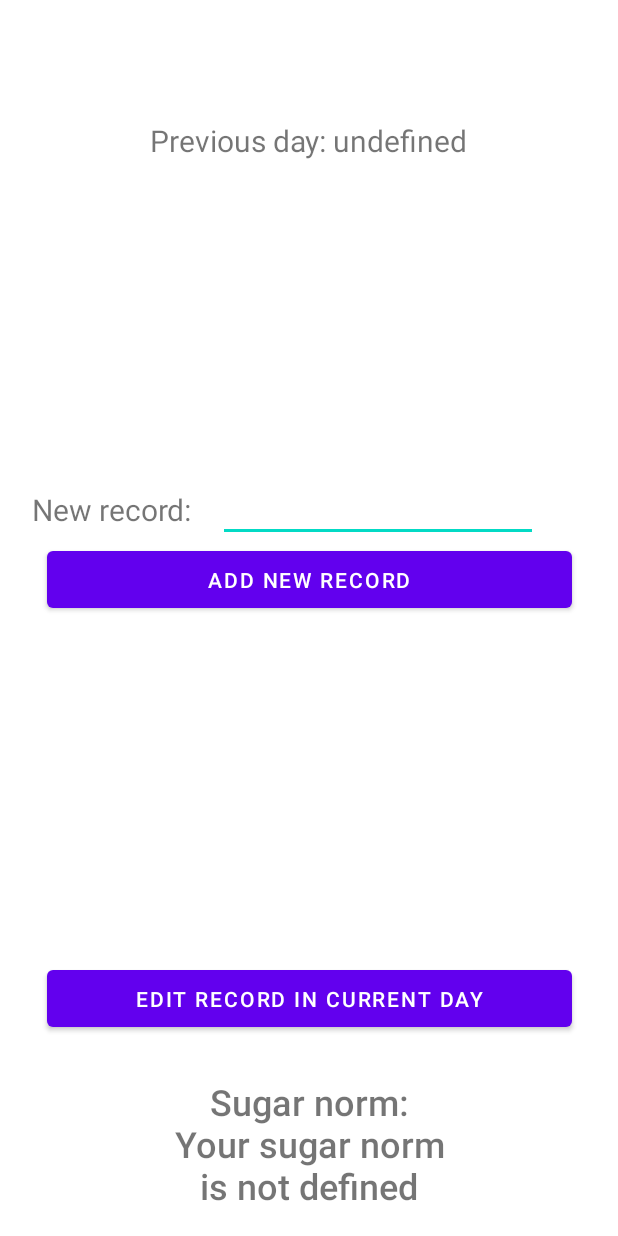
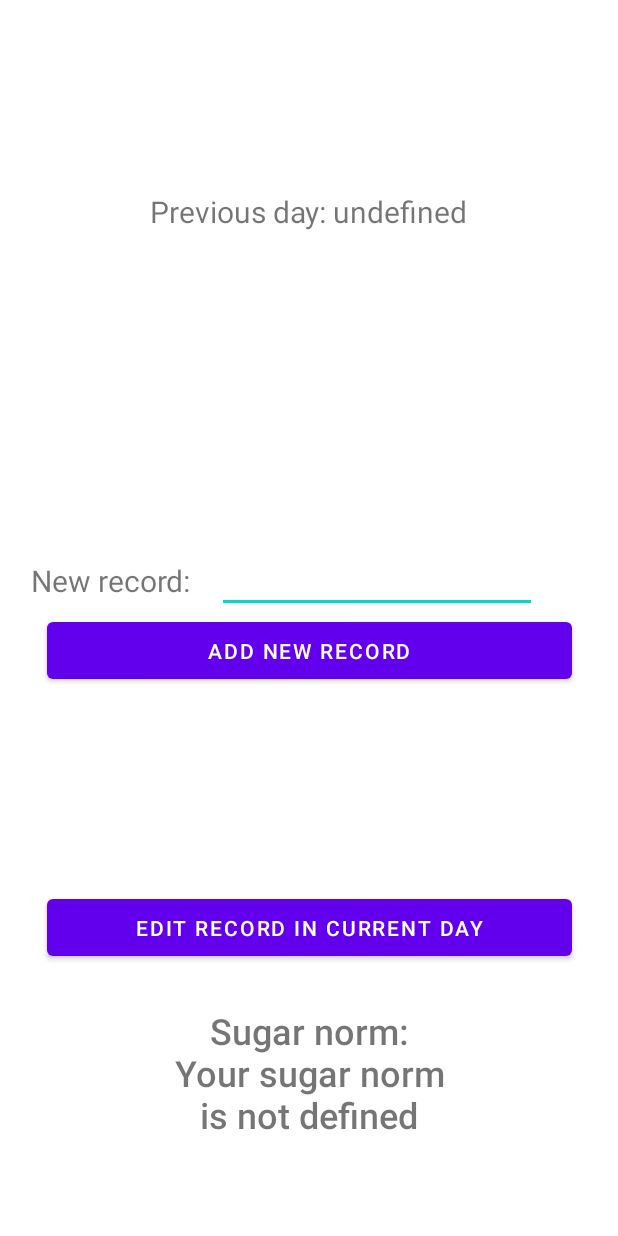
Before and after one commit to TheSawIsTheLaw/SugarEatenController, an Android app: the screen it shows after launch (MainActivity), on a phone screen of 412 x 824 dp. Run offline under Robolectric (Android 15) with nearby library versions, the light colour scheme and no system bars.

Commit message:
ADD: binding, fragments and new layout

```diff
--- a/SugarEatenController/app/build.gradle
+++ b/SugarEatenController/app/build.gradle
@@ -29,6 +29,9 @@ android {
     kotlinOptions {
         jvmTarget = '1.8'
     }
+    buildFeatures {
+        viewBinding = true
+    }
 }
 
 dependencies {
--- /dev/null
+++ b/SugarEatenController/app/src/main/java/com/example/sugareatencontroller/MainMenu.kt
@@ -0,0 +1,34 @@
+package com.example.sugareatencontroller
+
+import android.os.Bundle
+import androidx.fragment.app.Fragment
+import android.view.LayoutInflater
+import android.view.View
+import android.view.ViewGroup
+import androidx.navigation.Navigation
+import com.example.sugareatencontroller.databinding.FragmentMainMenuBinding
+
+class MainMenu : Fragment()
+{
+    lateinit var binding: FragmentMainMenuBinding
+
+    override fun onCreate(savedInstanceState: Bundle?)
+    {
+        super.onCreate(savedInstanceState)
+    }
+
+    override fun onCreateView(
+        inflater: LayoutInflater, container: ViewGroup?,
+        savedInstanceState: Bundle?
+    ): View?
+    {
+        binding = FragmentMainMenuBinding.inflate(layoutInflater)
+
+        binding.EditCurrentDayButton.setOnClickListener {
+            Navigation.findNavController(requireView())
+                .navigate(R.id.action_mainMenu_to_changeRecord)
+        }
+
+        return binding.root
+    }
+}
--- a/SugarEatenController/app/src/main/res/layout/activity_main.xml
+++ b/SugarEatenController/app/src/main/res/layout/activity_main.xml
@@ -6,84 +6,16 @@
     android:layout_height="match_parent"
     tools:context=".MainActivity">
 
-    <TextView
-        android:id="@+id/sugarNorm"
-        android:layout_width="194dp"
-        android:layout_height="106dp"
-        android:fontFamily="sans-serif-medium"
-        android:text="@string/sugar_norm"
-        android:textAlignment="center"
-        android:textSize="24sp"
-        android:typeface="normal"
+    <androidx.fragment.app.FragmentContainerView
+        android:id="@+id/fragmentContainerView"
+        android:name="androidx.navigation.fragment.NavHostFragment"
+        android:layout_width="409dp"
+        android:layout_height="729dp"
+        app:defaultNavHost="true"
         app:layout_constraintBottom_toBottomOf="parent"
         app:layout_constraintEnd_toEndOf="parent"
         app:layout_constraintHorizontal_bias="0.5"
-        app:layout_constraintStart_toStartOf="parent" />
-
-    <TextView
-        android:id="@+id/prevDayInfo"
-        android:layout_width="303dp"
-        android:layout_height="33dp"
-        android:layout_marginTop="80dp"
-        android:text="@string/previous_day"
-        android:textAlignment="center"
-        android:textSize="20sp"
-        android:typeface="normal"
-        app:layout_constraintEnd_toEndOf="parent"
-        app:layout_constraintHorizontal_bias="0.498"
         app:layout_constraintStart_toStartOf="parent"
-        app:layout_constraintTop_toTopOf="parent" />
-
-    <TextView
-        android:id="@+id/newRecordLabel"
-        android:layout_width="wrap_content"
-        android:layout_height="wrap_content"
-        android:layout_marginEnd="17dp"
-        android:layout_marginBottom="8dp"
-        android:text="@string/new_record_label"
-        android:textSize="20sp"
-        app:layout_constraintBottom_toBottomOf="@+id/newRecordValueInput"
-        app:layout_constraintEnd_toStartOf="@+id/newRecordValueInput"
-        app:layout_constraintHorizontal_bias="1.0"
-        app:layout_constraintStart_toStartOf="parent" />
-
-    <EditText
-        android:id="@+id/newRecordValueInput"
-        android:layout_width="wrap_content"
-        android:layout_height="wrap_content"
-        android:layout_marginTop="200dp"
-        android:layout_marginEnd="4dp"
-        android:ems="10"
-        android:importantForAutofill="no"
-        android:inputType="number"
-        android:minHeight="48dp"
-        app:layout_constraintEnd_toEndOf="parent"
-        app:layout_constraintHorizontal_bias="0.746"
-        app:layout_constraintStart_toStartOf="parent"
-        app:layout_constraintTop_toBottomOf="@+id/prevDayInfo"
-        tools:ignore="SpeakableTextPresentCheck" />
-
-    <Button
-        android:id="@+id/addNewRecordButton"
-        android:layout_width="350dp"
-        android:layout_height="50dp"
-        android:text="@string/add_new_record_button"
-        app:layout_constraintBottom_toTopOf="@+id/EditCurrentDayButton"
-        app:layout_constraintEnd_toEndOf="parent"
-        app:layout_constraintHorizontal_bias="0.508"
-        app:layout_constraintStart_toStartOf="parent"
-        app:layout_constraintTop_toBottomOf="@+id/newRecordValueInput"
-        app:layout_constraintVertical_bias="0.0" />
-
-    <Button
-        android:id="@+id/EditCurrentDayButton"
-        android:layout_width="350dp"
-        android:layout_height="50dp"
-        android:layout_marginBottom="27dp"
-        android:text="@string/edit_record_in_current_day_button"
-        app:layout_constraintBottom_toTopOf="@+id/sugarNorm"
-        app:layout_constraintEnd_toEndOf="parent"
-        app:layout_constraintHorizontal_bias="0.5"
-        app:layout_constraintStart_toStartOf="parent" />
-
+        app:layout_constraintTop_toTopOf="parent"
+        app:navGraph="@navigation/nav_graph" />
 </androidx.constraintlayout.widget.ConstraintLayout>
--- /dev/null
+++ b/SugarEatenController/app/src/main/res/layout/fragment_main_menu.xml
@@ -0,0 +1,89 @@
+<?xml version="1.0" encoding="utf-8"?>
+<androidx.constraintlayout.widget.ConstraintLayout xmlns:android="http://schemas.android.com/apk/res/android"
+    xmlns:app="http://schemas.android.com/apk/res-auto"
+    xmlns:tools="http://schemas.android.com/tools"
+    android:layout_width="match_parent"
+    android:layout_height="match_parent"
+    tools:context=".MainActivity">
+
+    <TextView
+        android:id="@+id/sugarNorm"
+        android:layout_width="194dp"
+        android:layout_height="106dp"
+        android:fontFamily="sans-serif-medium"
+        android:text="@string/sugar_norm"
+        android:textAlignment="center"
+        android:textSize="24sp"
+        android:typeface="normal"
+        app:layout_constraintBottom_toBottomOf="parent"
+        app:layout_constraintEnd_toEndOf="parent"
+        app:layout_constraintHorizontal_bias="0.5"
+        app:layout_constraintStart_toStartOf="parent" />
+
+    <TextView
+        android:id="@+id/prevDayInfo"
+        android:layout_width="303dp"
+        android:layout_height="33dp"
+        android:layout_marginTop="80dp"
+        android:text="@string/previous_day"
+        android:textAlignment="center"
+        android:textSize="20sp"
+        android:typeface="normal"
+        app:layout_constraintEnd_toEndOf="parent"
+        app:layout_constraintHorizontal_bias="0.498"
+        app:layout_constraintStart_toStartOf="parent"
+        app:layout_constraintTop_toTopOf="parent" />
+
+    <TextView
+        android:id="@+id/newRecordLabel"
+        android:layout_width="wrap_content"
+        android:layout_height="wrap_content"
+        android:layout_marginEnd="17dp"
+        android:layout_marginBottom="8dp"
+        android:text="@string/new_record_label"
+        android:textSize="20sp"
+        app:layout_constraintBottom_toBottomOf="@+id/newRecordValueInput"
+        app:layout_constraintEnd_toStartOf="@+id/newRecordValueInput"
+        app:layout_constraintHorizontal_bias="1.0"
+        app:layout_constraintStart_toStartOf="parent" />
+
+    <EditText
+        android:id="@+id/newRecordValueInput"
+        android:layout_width="wrap_content"
+        android:layout_height="wrap_content"
+        android:layout_marginTop="200dp"
+        android:layout_marginEnd="4dp"
+        android:ems="10"
+        android:importantForAutofill="no"
+        android:inputType="number"
+        android:minHeight="48dp"
+        app:layout_constraintEnd_toEndOf="parent"
+        app:layout_constraintHorizontal_bias="0.746"
+        app:layout_constraintStart_toStartOf="parent"
+        app:layout_constraintTop_toBottomOf="@+id/prevDayInfo"
+        tools:ignore="SpeakableTextPresentCheck" />
+
+    <Button
+        android:id="@+id/addNewRecordButton"
+        android:layout_width="350dp"
+        android:layout_height="50dp"
+        android:text="@string/add_new_record_button"
+        app:layout_constraintBottom_toTopOf="@+id/EditCurrentDayButton"
+        app:layout_constraintEnd_toEndOf="parent"
+        app:layout_constraintHorizontal_bias="0.508"
+        app:layout_constraintStart_toStartOf="parent"
+        app:layout_constraintTop_toBottomOf="@+id/newRecordValueInput"
+        app:layout_constraintVertical_bias="0.0" />
+
+    <Button
+        android:id="@+id/EditCurrentDayButton"
+        android:layout_width="350dp"
+        android:layout_height="50dp"
+        android:layout_marginBottom="27dp"
+        android:text="@string/edit_record_in_current_day_button"
+        app:layout_constraintBottom_toTopOf="@+id/sugarNorm"
+        app:layout_constraintEnd_toEndOf="parent"
+        app:layout_constraintHorizontal_bias="0.5"
+        app:layout_constraintStart_toStartOf="parent" />
+
+</androidx.constraintlayout.widget.ConstraintLayout>
--- a/SugarEatenController/app/src/main/res/navigation/nav_graph.xml
+++ b/SugarEatenController/app/src/main/res/navigation/nav_graph.xml
@@ -3,11 +3,24 @@
     xmlns:app="http://schemas.android.com/apk/res-auto"
     xmlns:tools="http://schemas.android.com/tools"
     android:id="@+id/nav_graph"
-    app:startDestination="@id/mainActivity">
+    app:startDestination="@id/mainMenu">
 
-    <activity
-        android:id="@+id/mainActivity"
-        android:name="com.example.sugareatencontroller.MainActivity"
-        android:label="activity_main"
-        tools:layout="@layout/activity_main" />
+    <fragment
+        android:id="@+id/changeRecord"
+        android:name="com.example.sugareatencontroller.ChangeRecord"
+        android:label="fragment_change_record"
+        tools:layout="@layout/fragment_change_record" >
+        <action
+            android:id="@+id/action_changeRecord_to_mainMenu"
+            app:destination="@id/mainMenu" />
+    </fragment>
+    <fragment
+        android:id="@+id/mainMenu"
+        android:name="com.example.sugareatencontroller.MainMenu"
+        android:label="fragment_main_menu"
+        tools:layout="@layout/fragment_main_menu" >
+        <action
+            android:id="@+id/action_mainMenu_to_changeRecord"
+            app:destination="@id/changeRecord" />
+    </fragment>
 </navigation>
--- a/SugarEatenController/app/src/main/res/values/strings.xml
+++ b/SugarEatenController/app/src/main/res/values/strings.xml
@@ -7,4 +7,5 @@
     <string name="edit_record_in_current_day_button">Edit record in current day</string>
     <!-- TODO: Remove or change this placeholder text -->
     <string name="hello_blank_fragment">Hello blank fragment</string>
+    <string name="change_chosen_record">Change chosen record</string>
 </resources>
```
Also changed, not shown: SugarEatenController/app/src/main/java/com/example/sugareatencontroller/ChangeRecord.kt (added, +28 -0 lines), SugarEatenController/app/src/main/res/layout/fragment_change_record.xml (added, +31 -0 lines).
